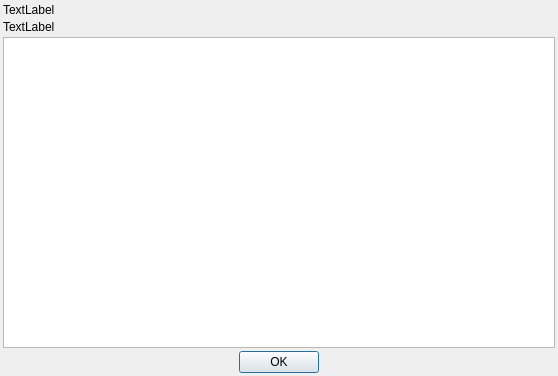
Above: Code/QtSupport/UI_Files/ApplicationAboutBoxDialog.ui from vikramswri/DREAM3D before the change. Below: the same form after it.
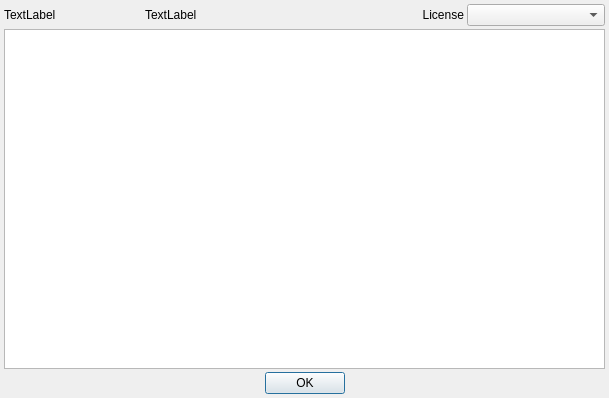
That is the form after the change.

Commit message: Adding ability of the AboutBox Dialog to load up open-source license files to be displayed in a text area of the dialog.

```diff
--- a/Code/QtSupport/UI_Files/ApplicationAboutBoxDialog.ui
+++ b/Code/QtSupport/UI_Files/ApplicationAboutBoxDialog.ui
@@ -9,8 +9,8 @@
    <rect>
     <x>0</x>
     <y>0</y>
-    <width>558</width>
-    <height>376</height>
+    <width>609</width>
+    <height>398</height>
    </rect>
   </property>
   <property name="windowTitle">
@@ -24,8 +24,10 @@
     <number>3</number>
    </property>
    <property name="margin">
-    <number>3</number>
+    <number>4</number>
    </property>
+   <item>
+    <layout class="QHBoxLayout" name="horizontalLayout_2">
    <item>
     <widget class="QLabel" name="appName">
      <property name="text">
@@ -41,15 +43,44 @@
     </widget>
    </item>
    <item>
-    <widget class="QTextBrowser" name="appHelpText">
-     <property name="html">
-      <string>&lt;!DOCTYPE HTML PUBLIC &quot;-//W3C//DTD HTML 4.0//EN&quot; &quot;http://www.w3.org/TR/REC-html40/strict.dtd&quot;&gt;
-&lt;html&gt;&lt;head&gt;&lt;meta name=&quot;qrichtext&quot; content=&quot;1&quot; /&gt;&lt;style type=&quot;text/css&quot;&gt;
-p, li { white-space: pre-wrap; }
-&lt;/style&gt;&lt;/head&gt;&lt;body style=&quot; font-family:'Lucida Grande'; font-size:13pt; font-weight:400; font-style:normal;&quot;&gt;
-&lt;p style=&quot;-qt-paragraph-type:empty; margin-top:0px; margin-bottom:0px; margin-left:0px; margin-right:0px; -qt-block-indent:0; text-indent:0px;&quot;&gt;&lt;/p&gt;&lt;/body&gt;&lt;/html&gt;</string>
-     </property>
-    </widget>
+      <spacer name="horizontalSpacer_3">
+       <property name="orientation">
+        <enum>Qt::Horizontal</enum>
+       </property>
+       <property name="sizeType">
+        <enum>QSizePolicy::Fixed</enum>
+       </property>
+       <property name="sizeHint" stdset="0">
+        <size>
+         <width>40</width>
+         <height>20</height>
+        </size>
+       </property>
+      </spacer>
+     </item>
+     <item>
+      <widget class="QLabel" name="label">
+       <property name="sizePolicy">
+        <sizepolicy hsizetype="Minimum" vsizetype="Preferred">
+         <horstretch>0</horstretch>
+         <verstretch>0</verstretch>
+        </sizepolicy>
+       </property>
+       <property name="text">
+        <string>License</string>
+       </property>
+       <property name="alignment">
+        <set>Qt::AlignRight|Qt::AlignTrailing|Qt::AlignVCenter</set>
+       </property>
+      </widget>
+     </item>
+     <item>
+      <widget class="QComboBox" name="licenseCombo"/>
+     </item>
+    </layout>
+   </item>
+   <item>
+    <widget class="QTextEdit" name="appHelpText"/>
    </item>
    <item>
     <layout class="QHBoxLayout" name="horizontalLayout">
```
Lines whose indentation alone changed are shown as unchanged. The commit also changes 8 other files.
